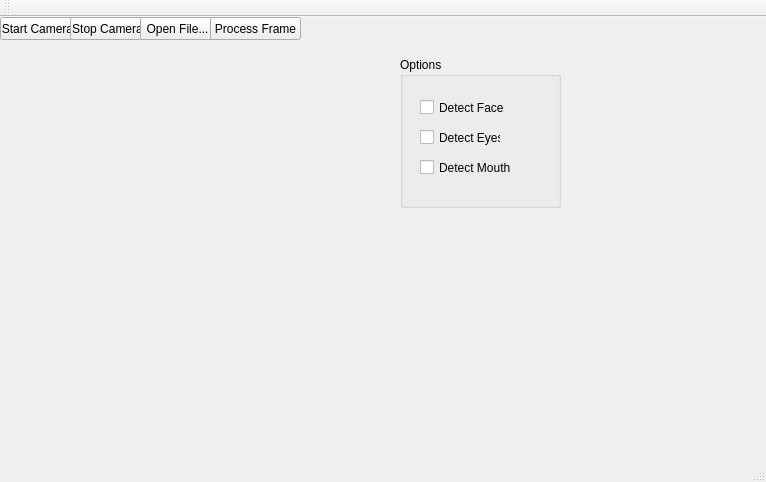
Above: FaceDetection_v2/mainwindow.ui from ashwin9209/Facex before the change. Below: the same form after it.
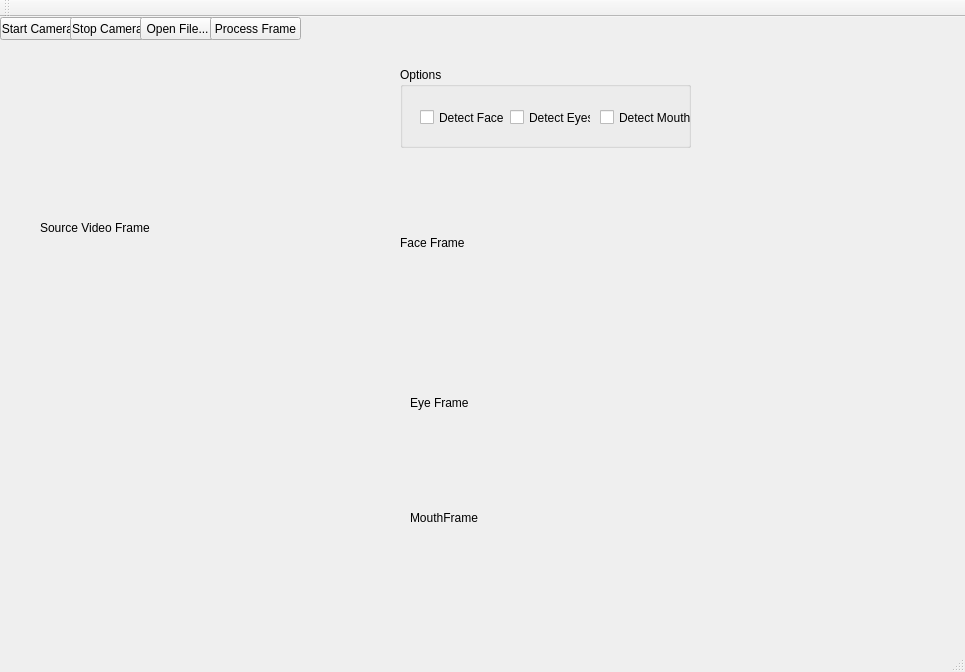
That is the form after the change.

```diff
--- a/FaceDetection_v2/mainwindow.ui
+++ b/FaceDetection_v2/mainwindow.ui
@@ -6,8 +6,8 @@
    <rect>
     <x>0</x>
     <y>0</y>
-    <width>766</width>
-    <height>482</height>
+    <width>965</width>
+    <height>672</height>
    </rect>
   </property>
   <property name="windowTitle">
@@ -63,16 +63,16 @@
      </rect>
     </property>
     <property name="text">
-     <string/>
+     <string>Source Video Frame</string>
     </property>
    </widget>
    <widget class="QGroupBox" name="groupBox">
     <property name="geometry">
      <rect>
       <x>400</x>
-      <y>40</y>
-      <width>161</width>
-      <height>151</height>
+      <y>50</y>
+      <width>291</width>
+      <height>81</height>
      </rect>
     </property>
     <property name="title">
@@ -94,8 +94,8 @@
     <widget class="QCheckBox" name="checkBox_eyes">
      <property name="geometry">
       <rect>
-       <x>20</x>
-       <y>70</y>
+       <x>110</x>
+       <y>40</y>
        <width>81</width>
        <height>21</height>
       </rect>
@@ -107,8 +107,8 @@
     <widget class="QCheckBox" name="checkBox_mouth">
      <property name="geometry">
       <rect>
-       <x>20</x>
-       <y>100</y>
+       <x>200</x>
+       <y>40</y>
        <width>91</width>
        <height>21</height>
       </rect>
@@ -134,14 +134,40 @@
    <widget class="QLabel" name="lblProcessFrame">
     <property name="geometry">
      <rect>
-      <x>410</x>
-      <y>220</y>
+      <x>400</x>
+      <y>140</y>
       <width>231</width>
       <height>171</height>
      </rect>
     </property>
     <property name="text">
-     <string/>
+     <string>Face Frame</string>
+    </property>
+   </widget>
+   <widget class="QLabel" name="lblProcessEyeFrame">
+    <property name="geometry">
+     <rect>
+      <x>410</x>
+      <y>340</y>
+      <width>241</width>
+      <height>91</height>
+     </rect>
+    </property>
+    <property name="text">
+     <string>Eye Frame</string>
+    </property>
+   </widget>
+   <widget class="QLabel" name="lblProcessMouthFrame">
+    <property name="geometry">
+     <rect>
+      <x>410</x>
+      <y>430</y>
+      <width>251</width>
+      <height>141</height>
+     </rect>
+    </property>
+    <property name="text">
+     <string>MouthFrame</string>
     </property>
    </widget>
   </widget>
```
Left out of the diff: 4 changed lines with no effect on the pictures.
